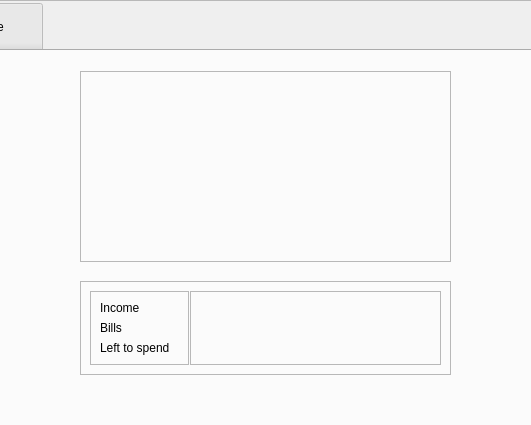
Above: resources/main_tabs.ui from jt-thorpe/flow before the change; both pictures show x 333 to 864 and y 0 to 425 of the 1200 by 900 pixel window. Below: the same form after it.
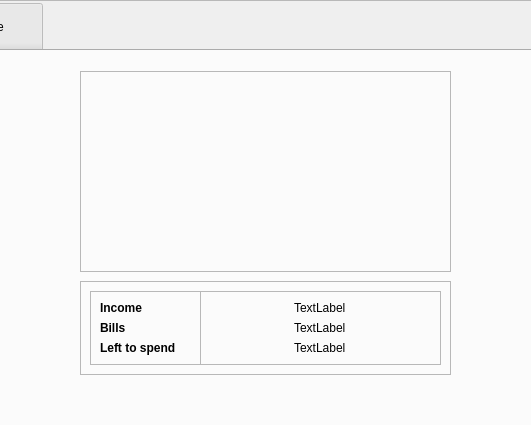
That is the form after the change.

Patch:
```diff
--- a/resources/main_tabs.ui
+++ b/resources/main_tabs.ui
@@ -181,7 +181,7 @@
            <x>410</x>
            <y>20</y>
            <width>371</width>
-           <height>191</height>
+           <height>201</height>
           </rect>
          </property>
          <property name="frameShape">
@@ -209,9 +209,9 @@
          <widget class="QFrame" name="frame_4">
           <property name="geometry">
            <rect>
-            <x>110</x>
+            <x>120</x>
             <y>10</y>
-            <width>251</width>
+            <width>241</width>
             <height>74</height>
            </rect>
           </property>
@@ -221,13 +221,36 @@
           <property name="frameShadow">
            <enum>QFrame::Raised</enum>
           </property>
+          <layout class="QVBoxLayout" name="verticalLayout_3">
+           <item alignment="Qt::AlignHCenter">
+            <widget class="QLabel" name="label">
+             <property name="text">
+              <string>TextLabel</string>
+             </property>
+            </widget>
+           </item>
+           <item alignment="Qt::AlignHCenter">
+            <widget class="QLabel" name="label_2">
+             <property name="text">
+              <string>TextLabel</string>
+             </property>
+            </widget>
+           </item>
+           <item alignment="Qt::AlignHCenter">
+            <widget class="QLabel" name="label_3">
+             <property name="text">
+              <string>TextLabel</string>
+             </property>
+            </widget>
+           </item>
+          </layout>
          </widget>
          <widget class="QFrame" name="frame_5">
           <property name="geometry">
            <rect>
             <x>10</x>
             <y>10</y>
-            <width>99</width>
+            <width>111</width>
             <height>74</height>
            </rect>
           </property>
@@ -239,21 +262,36 @@
           </property>
           <layout class="QVBoxLayout" name="verticalLayout_2">
            <item>
-            <widget class="QLabel" name="label">
+            <widget class="QLabel" name="total_income_label">
+             <property name="font">
+              <font>
+               <bold>true</bold>
+              </font>
+             </property>
              <property name="text">
               <string>Income</string>
              </property>
             </widget>
            </item>
            <item>
-            <widget class="QLabel" name="label_2">
+            <widget class="QLabel" name="bills_label">
+             <property name="font">
+              <font>
+               <bold>true</bold>
+              </font>
+             </property>
              <property name="text">
               <string>Bills</string>
              </property>
             </widget>
            </item>
            <item>
-            <widget class="QLabel" name="label_3">
+            <widget class="QLabel" name="lts_label">
+             <property name="font">
+              <font>
+               <bold>true</bold>
+              </font>
+             </property>
              <property name="text">
               <string>Left to spend</string>
              </property>
```
Left out of the diff: 6 changed lines with no effect on the pictures.
